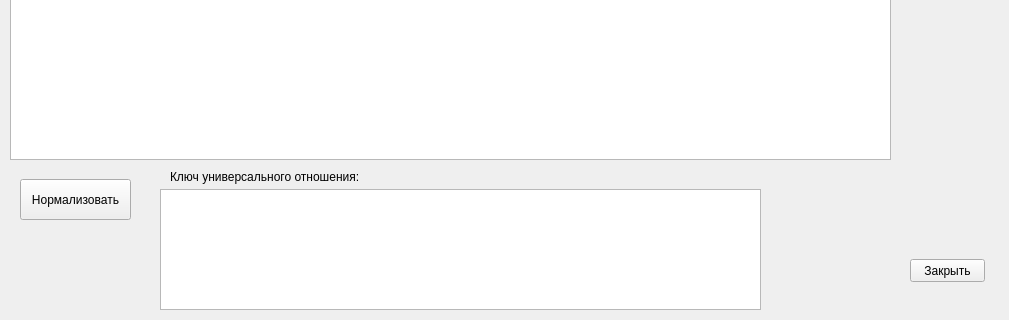
This is mainwindow.ui in ButtNaked/DBprom2 as Qt 5 draws it before an edit; both pictures show x 0 to 1009 and y 417 to 737 of the 1009 by 737 pixel window. The edited form follows.
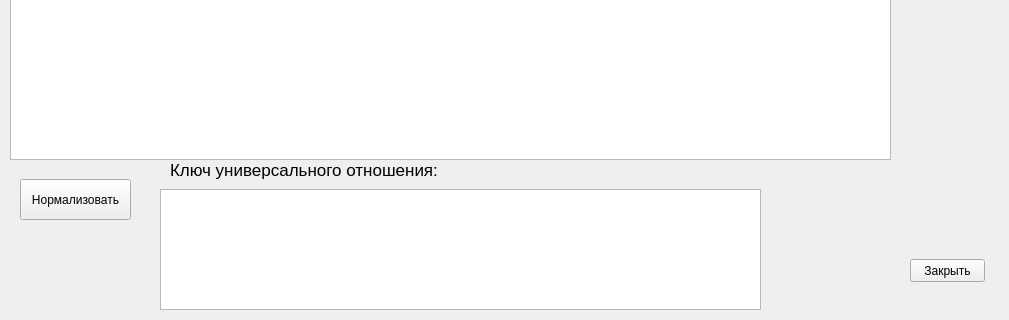
This is the edited form.

Commit message: micro interface fixes

The edit to the form file:
```diff
--- a/mainwindow.ui
+++ b/mainwindow.ui
@@ -113,11 +113,16 @@
     <property name="geometry">
      <rect>
       <x>170</x>
-      <y>550</y>
+      <y>540</y>
       <width>831</width>
-      <height>16</height>
+      <height>21</height>
      </rect>
     </property>
+    <property name="font">
+     <font>
+      <pointsize>13</pointsize>
+     </font>
+    </property>
     <property name="text">
      <string>Ключ универсального отношения:</string>
     </property>
```
Left out of the diff: 5 changed lines with no effect on the pictures. The commit also changes 1 other file.
